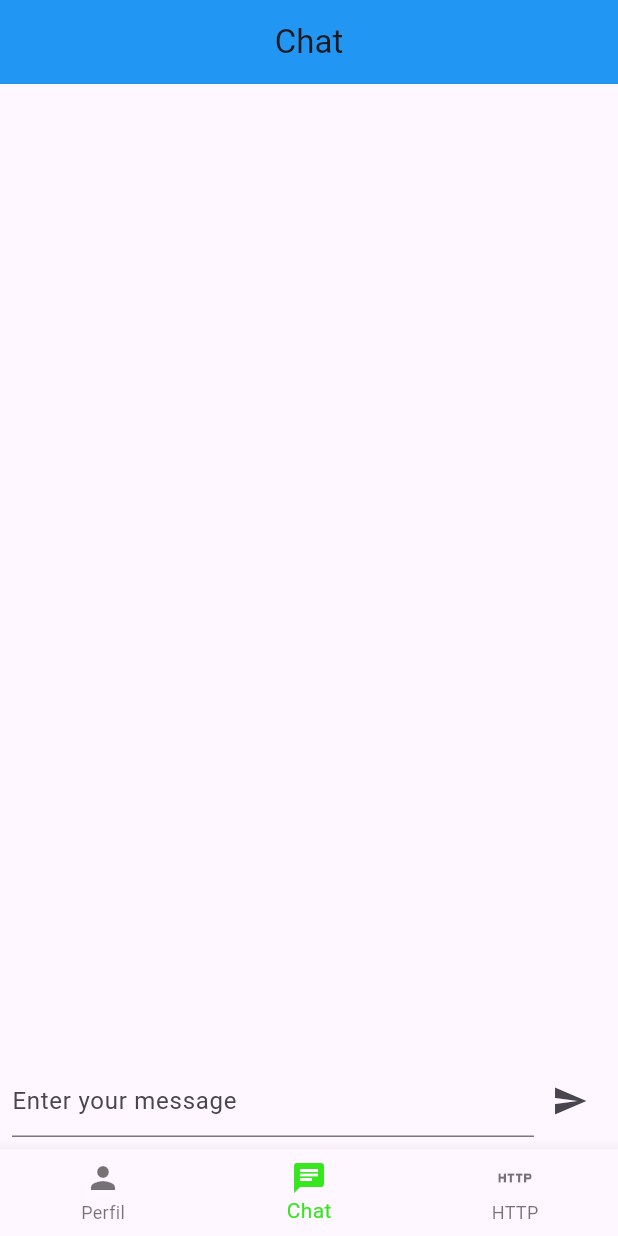
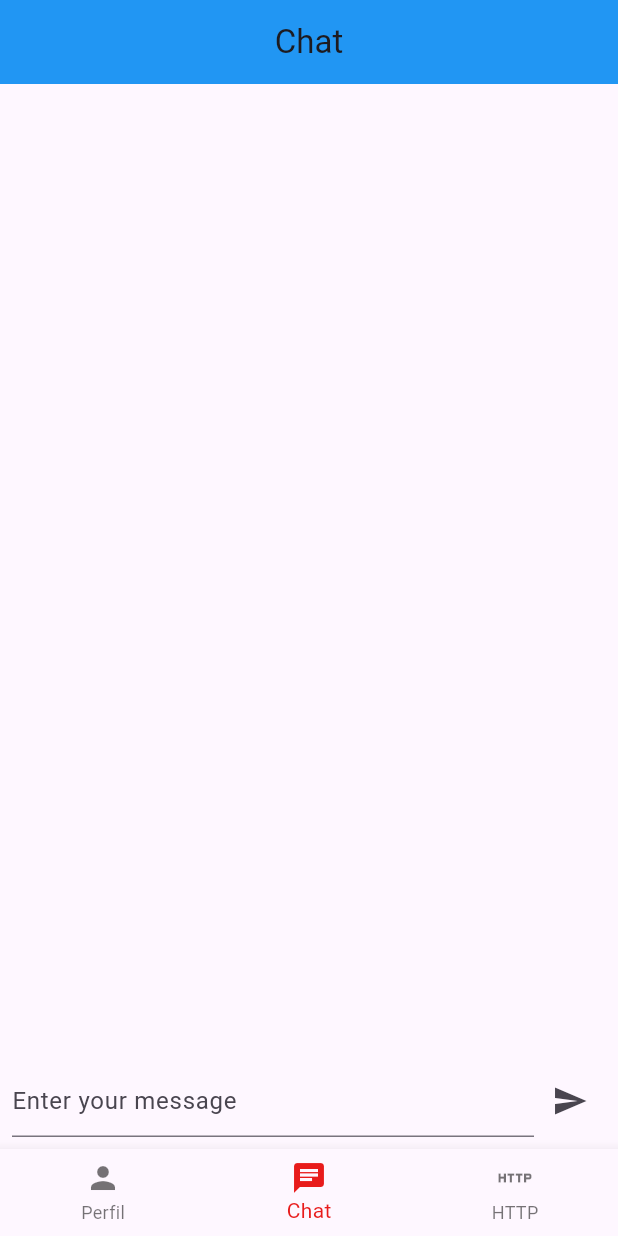
Before and after one commit to Villo29/phone_app, a Flutter app: the screen it shows after launch, item 2 of the bottom bar chosen, on a phone screen of 412 x 824 dp. Run offline on Flutter 3.47's test engine with Material 3 defaults, Android fonts, the phone set to English and light mode, and no system bars.

Commit message:
Update color of selected item in bottom navigation bar

```diff
--- a/lib/main.dart
+++ b/lib/main.dart
@@ -70,7 +70,7 @@ class _MainScreenState extends State<MainScreen> {
           ),
         ],
         currentIndex: _selectedIndex,
-        selectedItemColor: const Color.fromARGB(255, 54, 231, 31),
+        selectedItemColor: Color.fromARGB(255, 232, 27, 27),
         onTap: _onItemTapped,
       ),
     );
--- a/lib/pages/chat.dart
+++ b/lib/pages/chat.dart
@@ -1,6 +1,8 @@
 import 'package:flutter/material.dart';
 
 class ChatScreen extends StatefulWidget {
+  const ChatScreen({super.key});
+
   @override
   _ChatScreenState createState() => _ChatScreenState();
 }
@@ -25,7 +27,7 @@ class _ChatScreenState extends State<ChatScreen> {
     return Scaffold(
       appBar: AppBar(
         automaticallyImplyLeading: false, // Quita el botón de regresar
-        title: Text('Chat'),
+        title: const Text('Chat'),
       ),
       body: Column(
         children: <Widget>[
@@ -48,13 +50,13 @@ class _ChatScreenState extends State<ChatScreen> {
                 Expanded(
                   child: TextField(
                     controller: _controller,
-                    decoration: InputDecoration(
+                    decoration: const InputDecoration(
                       hintText: 'Enter your message',
                     ),
                   ),
                 ),
                 IconButton(
-                  icon: Icon(Icons.send),
+                  icon: const Icon(Icons.send),
                   onPressed: _sendMessage,
                 ),
               ],
```
